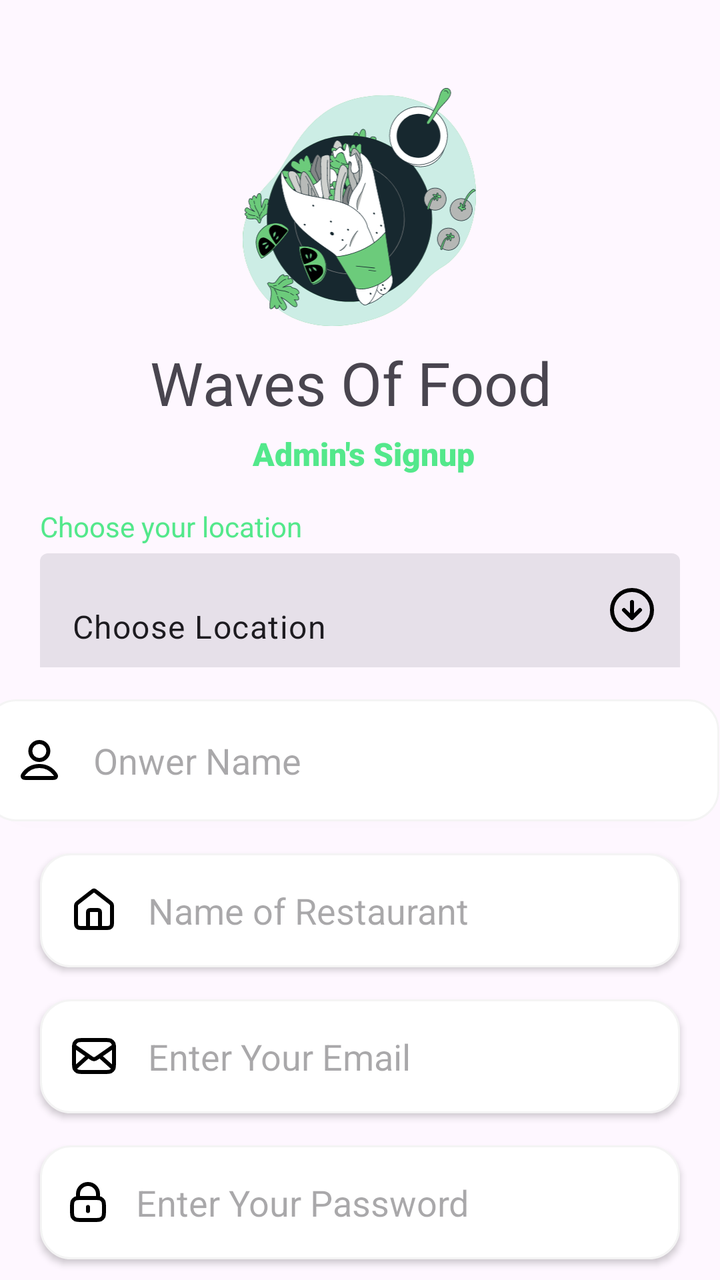
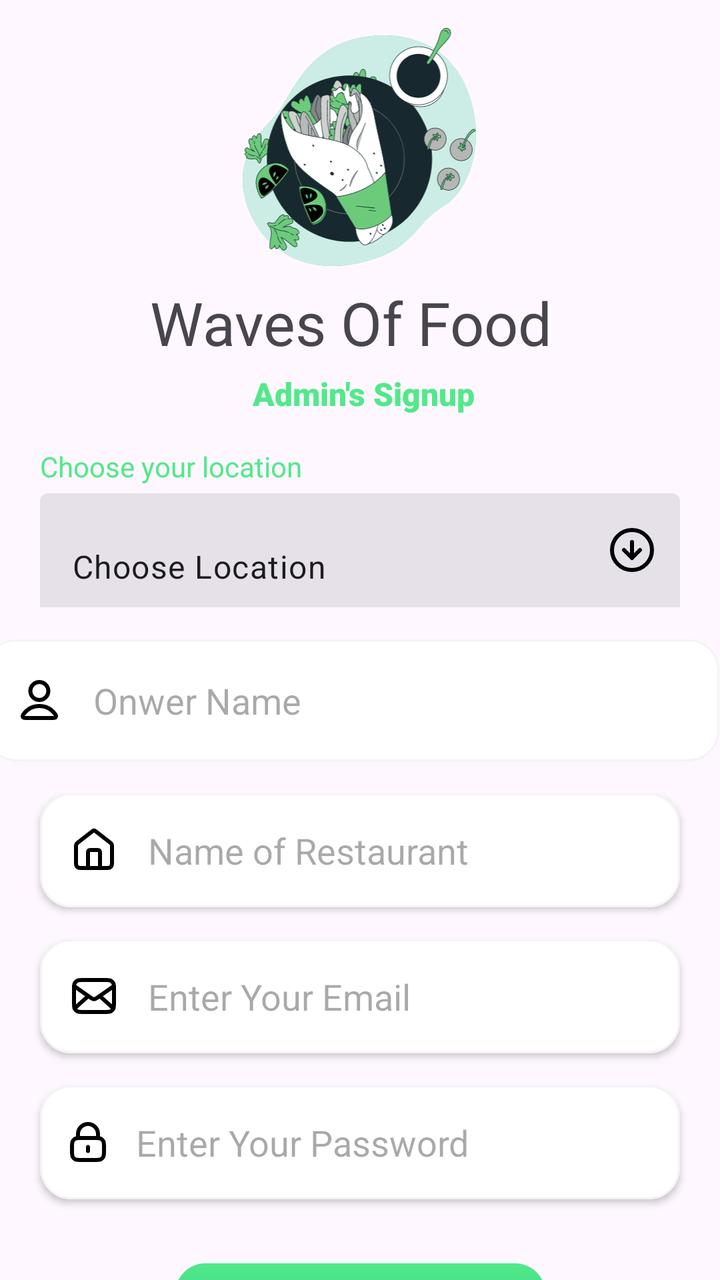

Compare the two renders of this Android layout. The source of the first and the diff that turns it into the second are given below.
<!-- AndroidManifest.xml: application theme Theme.Admin -->
<!-- res/layout/activity_signup.xml -->
<?xml version="1.0" encoding="utf-8"?>
<androidx.constraintlayout.widget.ConstraintLayout xmlns:android="http://schemas.android.com/apk/res/android"
    xmlns:app="http://schemas.android.com/apk/res-auto"
    xmlns:tools="http://schemas.android.com/tools"
    android:layout_width="match_parent"
    android:layout_height="match_parent">


    <ImageView
        android:id="@+id/logo"
        android:layout_width="134dp"
        android:layout_height="119dp"
        android:layout_marginTop="44dp"
        app:layout_constraintEnd_toEndOf="parent"
        app:layout_constraintHorizontal_bias="0.498"
        app:layout_constraintStart_toStartOf="parent"
        app:layout_constraintTop_toTopOf="parent"
        app:srcCompat="@drawable/logo" />

    <TextView
        android:id="@+id/textView2"
        android:layout_width="213dp"
        android:layout_height="41dp"
        android:layout_marginTop="8dp"
        android:text="Waves Of Food"
        android:textSize="30sp"
        app:layout_constraintEnd_toEndOf="parent"
        app:layout_constraintHorizontal_bias="0.51"
        app:layout_constraintStart_toStartOf="parent"
        app:layout_constraintTop_toBottomOf="@+id/logo" />

    <TextView
        android:id="@+id/textView3"
        android:layout_width="wrap_content"
        android:layout_height="wrap_content"
        android:layout_marginTop="4dp"
        android:fontFamily="sans-serif-black"
        android:text="Admin's Signup"
        android:textColor="@color/textcolor"
        android:textSize="16sp"
        app:layout_constraintEnd_toEndOf="parent"
        app:layout_constraintHorizontal_bias="0.508"
        app:layout_constraintStart_toStartOf="parent"
        app:layout_constraintTop_toBottomOf="@+id/textView2" />

    <TextView
        android:layout_width="wrap_content"
        android:layout_height="wrap_content"
        android:layout_marginBottom="4dp"
        android:text="Choose your location"
        android:textColor="@color/textcolor"
        app:layout_constraintBottom_toTopOf="@+id/textInputLayout2"
        app:layout_constraintStart_toStartOf="@+id/textInputLayout2" />

    <com.google.android.material.textfield.TextInputLayout
        android:id="@+id/textInputLayout2"
        style="@style/Widget.Material3.TextInputLayout.FilledBox.Dense.ExposedDropdownMenu"
        android:layout_width="match_parent"
        android:layout_height="57dp"
        android:layout_marginLeft="20dp"
        android:layout_marginTop="39dp"
        android:layout_marginRight="20dp"
        app:boxStrokeWidth="0dp"
        app:boxStrokeWidthFocused="0dp"
        app:endIconDrawable="@drawable/down_arrow"
        app:endIconTint="@color/black"
        app:layout_constraintEnd_toEndOf="parent"
        app:layout_constraintHorizontal_bias="0.55"
        app:layout_constraintStart_toStartOf="parent"
        app:layout_constraintTop_toBottomOf="@+id/textView3">

        <AutoCompleteTextView
            android:id="@+id/listoflocation"
            android:layout_width="match_parent"
            android:layout_height="match_parent"
            android:inputType="none"
            android:text="Choose Location" />
    </com.google.android.material.textfield.TextInputLayout>

    <EditText
        android:id="@+id/nameofadmin"
        android:layout_width="367dp"
        android:layout_height="61dp"
        android:layout_marginLeft="20dp"
        android:layout_marginTop="16dp"
        android:layout_marginRight="20dp"
        android:background="@drawable/edittextshape"
        android:drawableLeft="@drawable/ownername"
        android:drawablePadding="15dp"
        android:elevation="2dp"
        android:hint="Onwer Name"
        android:inputType="text"
        android:paddingLeft="15dp"
        app:layout_constraintEnd_toEndOf="@+id/textInputLayout2"
        app:layout_constraintHorizontal_bias="0.55"
        app:layout_constraintStart_toStartOf="@+id/textInputLayout2"
        app:layout_constraintTop_toBottomOf="@+id/textInputLayout2" />

    <EditText
        android:id="@+id/NameofRestaurant"
        android:layout_width="match_parent"
        android:layout_height="57dp"
        android:layout_marginLeft="20dp"
        android:layout_marginTop="16dp"
        android:layout_marginRight="20dp"
        android:background="@drawable/edittextshape"
        android:drawableLeft="@drawable/resturantnameicon"

        android:drawablePadding="15dp"
        android:elevation="2dp"
        android:hint="Name of Restaurant"
        android:inputType="text"
        android:paddingLeft="15dp"
        app:layout_constraintEnd_toEndOf="@+id/nameofadmin"
        app:layout_constraintHorizontal_bias="0.6"
        app:layout_constraintStart_toStartOf="@+id/nameofadmin"
        app:layout_constraintTop_toBottomOf="@+id/nameofadmin" />

    <EditText
        android:id="@+id/email"
        android:layout_width="match_parent"
        android:layout_height="57dp"
        android:layout_marginLeft="20dp"
        android:layout_marginTop="16dp"
        android:layout_marginRight="20dp"
        android:background="@drawable/edittextshape"
        android:drawableLeft="@drawable/mail"

        android:drawablePadding="15dp"
        android:elevation="2dp"
        android:hint="Enter Your Email"
        android:inputType="textEmailAddress"
        android:paddingLeft="15dp"
        app:layout_constraintEnd_toEndOf="@+id/NameofRestaurant"
        app:layout_constraintHorizontal_bias="0.866"
        app:layout_constraintStart_toStartOf="@+id/NameofRestaurant"
        app:layout_constraintTop_toBottomOf="@+id/NameofRestaurant" />

    <EditText
        android:id="@+id/password"
        android:layout_width="match_parent"
        android:layout_height="57dp"
        android:layout_marginLeft="20dp"
        android:layout_marginTop="16dp"
        android:layout_marginRight="20dp"
        android:background="@drawable/edittextshape"
        android:drawableLeft="@drawable/password"

        android:drawablePadding="15dp"
        android:elevation="2dp"
        android:hint="Enter Your Password"
        android:inputType="textPassword"
        android:paddingLeft="15dp"
        app:layout_constraintEnd_toEndOf="@+id/email"
        app:layout_constraintHorizontal_bias="0.866"
        app:layout_constraintStart_toStartOf="@+id/email"
        app:layout_constraintTop_toBottomOf="@+id/email" />

    <androidx.appcompat.widget.AppCompatButton
        android:id="@+id/createaccountbutton"
        android:layout_width="185dp"
        android:layout_height="59dp"
        android:layout_marginTop="32dp"
        android:background="@drawable/greenbuttonshape"
        android:outlineSpotShadowColor="@color/textcolor"
        android:text="Create Account"
        android:textAllCaps="false"
        android:textColor="@color/white"
        android:textSize="20dp"

        app:layout_constraintEnd_toEndOf="parent"
        app:layout_constraintHorizontal_bias="0.5"
        app:layout_constraintStart_toStartOf="parent"
        app:layout_constraintTop_toBottomOf="@+id/password"
        app:layout_goneMarginTop="12dp" />

    <TextView
        android:id="@+id/alreadyhaveaccountbutton"
        android:layout_width="wrap_content"
        android:layout_height="wrap_content"
        android:layout_marginTop="20dp"
        android:text="Already Have an Account?"
        android:textColor="@color/textcolor"
        app:layout_constraintEnd_toEndOf="@+id/createaccountbutton"
        app:layout_constraintStart_toStartOf="@+id/createaccountbutton"
        app:layout_constraintTop_toBottomOf="@+id/createaccountbutton" />

    <TextView
        android:id="@+id/deisgnedby"
        android:layout_width="wrap_content"
        android:layout_height="wrap_content"
        android:layout_marginBottom="36dp"
        android:text="Design By\n
Prince Jaiswal"
        android:textAlignment="center"
        android:textColor="@color/textcolor"
        app:layout_constraintBottom_toBottomOf="parent"
        app:layout_constraintEnd_toEndOf="parent"
        app:layout_constraintHorizontal_bias="0.5"
        app:layout_constraintStart_toStartOf="parent" />
</androidx.constraintlayout.widget.ConstraintLayout>
<!-- resources referenced by this layout -->
<resources>
  <color name="black">#FF000000</color>
  <color name="textcolor">#53E88B</color>
  <color name="white">#FFFFFFFF</color>
  <!-- drawable down_arrow (drawable) -->
  <vector xmlns:android="http://schemas.android.com/apk/res/android"
      android:width="24dp"
      android:height="24dp"
      android:viewportWidth="24"
      android:viewportHeight="24">
    <path
        android:pathData="M8,12L12,16M12,16L16,12M12,16V8M22,12C22,17.523 17.523,22 12,22C6.477,22 2,17.523 2,12C2,6.477 6.477,2 12,2C17.523,2 22,6.477 22,12Z"
        android:strokeLineJoin="round"
        android:strokeWidth="2"
        android:fillColor="#00000000"
        android:strokeColor="#000000"
        android:strokeLineCap="round"/>
  </vector>
  <!-- drawable edittextshape (drawable) -->
  <?xml version="1.0" encoding="utf-8"?>
  <shape xmlns:android="http://schemas.android.com/apk/res/android">
      <solid android:color="@color/white"/>
          <stroke android:color="#f4f4f4" android:width="1dp"/>
          <corners android:radius="15dp"/>
  </shape>
  <!-- drawable greenbuttonshape (drawable) -->
  <?xml version="1.0" encoding="utf-8"?>
  <shape xmlns:android="http://schemas.android.com/apk/res/android">
      <corners android:radius="15dp"/>
          <gradient android:startColor="@color/startcolor" android:endColor="@color/endcolor" android:angle="-90"/>
  
  </shape>
  <!-- drawable mail (drawable) -->
  <vector xmlns:android="http://schemas.android.com/apk/res/android"
      android:width="24dp"
      android:height="24dp"
      android:viewportWidth="24"
      android:viewportHeight="24">
    <path
        android:pathData="M21.5,18L14.857,12M9.143,12L2.5,18M2,7L10.165,12.715C10.826,13.178 11.157,13.41 11.516,13.499C11.834,13.578 12.166,13.578 12.484,13.499C12.843,13.41 13.174,13.178 13.835,12.715L22,7M6.8,20H17.2C18.88,20 19.72,20 20.362,19.673C20.927,19.385 21.385,18.927 21.673,18.362C22,17.72 22,16.88 22,15.2V8.8C22,7.12 22,6.28 21.673,5.638C21.385,5.074 20.927,4.615 20.362,4.327C19.72,4 18.88,4 17.2,4H6.8C5.12,4 4.28,4 3.638,4.327C3.074,4.615 2.615,5.074 2.327,5.638C2,6.28 2,7.12 2,8.8V15.2C2,16.88 2,17.72 2.327,18.362C2.615,18.927 3.074,19.385 3.638,19.673C4.28,20 5.12,20 6.8,20Z"
        android:strokeLineJoin="round"
        android:strokeWidth="2"
        android:fillColor="#00000000"
        android:strokeColor="#000000"
        android:strokeLineCap="round"/>
  </vector>
  <!-- drawable password (drawable) -->
  <vector xmlns:android="http://schemas.android.com/apk/res/android"
      android:width="18dp"
      android:height="20dp"
      android:viewportWidth="18"
      android:viewportHeight="20">
    <path
        android:pathData="M14,8V6C14,3.239 11.761,1 9,1C6.239,1 4,3.239 4,6V8M9,12.5V14.5M5.8,19H12.2C13.88,19 14.72,19 15.362,18.673C15.927,18.385 16.385,17.927 16.673,17.362C17,16.72 17,15.88 17,14.2V12.8C17,11.12 17,10.28 16.673,9.638C16.385,9.074 15.927,8.615 15.362,8.327C14.72,8 13.88,8 12.2,8H5.8C4.12,8 3.28,8 2.638,8.327C2.074,8.615 1.615,9.074 1.327,9.638C1,10.28 1,11.12 1,12.8V14.2C1,15.88 1,16.72 1.327,17.362C1.615,17.927 2.074,18.385 2.638,18.673C3.28,19 4.12,19 5.8,19Z"
        android:strokeLineJoin="round"
        android:strokeWidth="2"
        android:fillColor="#00000000"
        android:strokeColor="#000000"
        android:strokeLineCap="round"/>
  </vector>
  <style name="Theme.Admin" parent="Base.Theme.Admin" />
  <color name="startcolor">#53E88B</color>
  <color name="endcolor">#15BE77</color>
  <style name="Base.Theme.Admin" parent="Theme.Material3.DayNight.NoActionBar">
          
          
      </style>
  <!-- unchanged entries left out for length: 3 -->
</resources>

<!-- the commit's change to res/layout/activity_signup.xml (unified diff, before → after) -->
@@ -10,7 +10,7 @@
         android:id="@+id/logo"
         android:layout_width="134dp"
         android:layout_height="119dp"
-        android:layout_marginTop="44dp"
+        android:layout_marginTop="14dp"
         app:layout_constraintEnd_toEndOf="parent"
         app:layout_constraintHorizontal_bias="0.498"
         app:layout_constraintStart_toStartOf="parent"
@@ -78,7 +78,7 @@
     </com.google.android.material.textfield.TextInputLayout>
 
     <EditText
-        android:id="@+id/nameofadmin"
+        android:id="@+id/name"
         android:layout_width="367dp"
         android:layout_height="61dp"
         android:layout_marginLeft="20dp"
@@ -97,7 +97,7 @@
         app:layout_constraintTop_toBottomOf="@+id/textInputLayout2" />
 
     <EditText
-        android:id="@+id/NameofRestaurant"
+        android:id="@+id/resturantName"
         android:layout_width="match_parent"
         android:layout_height="57dp"
         android:layout_marginLeft="20dp"
@@ -111,13 +111,13 @@
         android:hint="Name of Restaurant"
         android:inputType="text"
         android:paddingLeft="15dp"
-        app:layout_constraintEnd_toEndOf="@+id/nameofadmin"
+        app:layout_constraintEnd_toEndOf="@+id/name"
         app:layout_constraintHorizontal_bias="0.6"
-        app:layout_constraintStart_toStartOf="@+id/nameofadmin"
-        app:layout_constraintTop_toBottomOf="@+id/nameofadmin" />
+        app:layout_constraintStart_toStartOf="@+id/name"
+        app:layout_constraintTop_toBottomOf="@+id/name" />
 
     <EditText
-        android:id="@+id/email"
+        android:id="@+id/emailOrPhone"
         android:layout_width="match_parent"
         android:layout_height="57dp"
         android:layout_marginLeft="20dp"
@@ -131,10 +131,10 @@
         android:hint="Enter Your Email"
         android:inputType="textEmailAddress"
         android:paddingLeft="15dp"
-        app:layout_constraintEnd_toEndOf="@+id/NameofRestaurant"
+        app:layout_constraintEnd_toEndOf="@+id/resturantName"
         app:layout_constraintHorizontal_bias="0.866"
-        app:layout_constraintStart_toStartOf="@+id/NameofRestaurant"
-        app:layout_constraintTop_toBottomOf="@+id/NameofRestaurant" />
+        app:layout_constraintStart_toStartOf="@+id/resturantName"
+        app:layout_constraintTop_toBottomOf="@+id/resturantName" />
 
     <EditText
         android:id="@+id/password"
@@ -151,13 +151,13 @@
         android:hint="Enter Your Password"
         android:inputType="textPassword"
         android:paddingLeft="15dp"
-        app:layout_constraintEnd_toEndOf="@+id/email"
+        app:layout_constraintEnd_toEndOf="@+id/emailOrPhone"
         app:layout_constraintHorizontal_bias="0.866"
-        app:layout_constraintStart_toStartOf="@+id/email"
-        app:layout_constraintTop_toBottomOf="@+id/email" />
+        app:layout_constraintStart_toStartOf="@+id/emailOrPhone"
+        app:layout_constraintTop_toBottomOf="@+id/emailOrPhone" />
 
     <androidx.appcompat.widget.AppCompatButton
-        android:id="@+id/createaccountbutton"
+        android:id="@+id/createUserButton"
         android:layout_width="185dp"
         android:layout_height="59dp"
         android:layout_marginTop="32dp"
@@ -175,27 +175,13 @@
         app:layout_goneMarginTop="12dp" />
 
     <TextView
-        android:id="@+id/alreadyhaveaccountbutton"
+        android:id="@+id/alreadyHaveAccountButton"
         android:layout_width="wrap_content"
         android:layout_height="wrap_content"
         android:layout_marginTop="20dp"
         android:text="Already Have an Account?"
         android:textColor="@color/textcolor"
-        app:layout_constraintEnd_toEndOf="@+id/createaccountbutton"
-        app:layout_constraintStart_toStartOf="@+id/createaccountbutton"
-        app:layout_constraintTop_toBottomOf="@+id/createaccountbutton" />
-
-    <TextView
-        android:id="@+id/deisgnedby"
-        android:layout_width="wrap_content"
-        android:layout_height="wrap_content"
-        android:layout_marginBottom="36dp"
-        android:text="Design By\n
-Prince Jaiswal"
-        android:textAlignment="center"
-        android:textColor="@color/textcolor"
-        app:layout_constraintBottom_toBottomOf="parent"
-        app:layout_constraintEnd_toEndOf="parent"
-        app:layout_constraintHorizontal_bias="0.5"
-        app:layout_constraintStart_toStartOf="parent" />
+        app:layout_constraintEnd_toEndOf="@+id/createUserButton"
+        app:layout_constraintStart_toStartOf="@+id/createUserButton"
+        app:layout_constraintTop_toBottomOf="@+id/createUserButton" />
 </androidx.constraintlayout.widget.ConstraintLayout>
